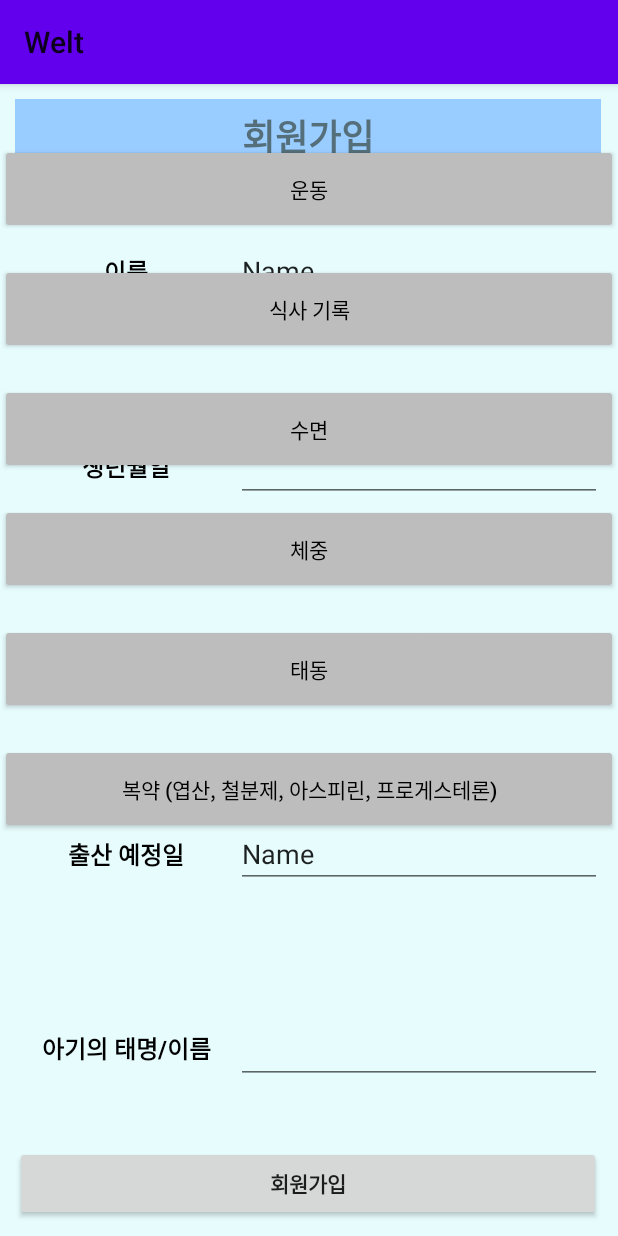
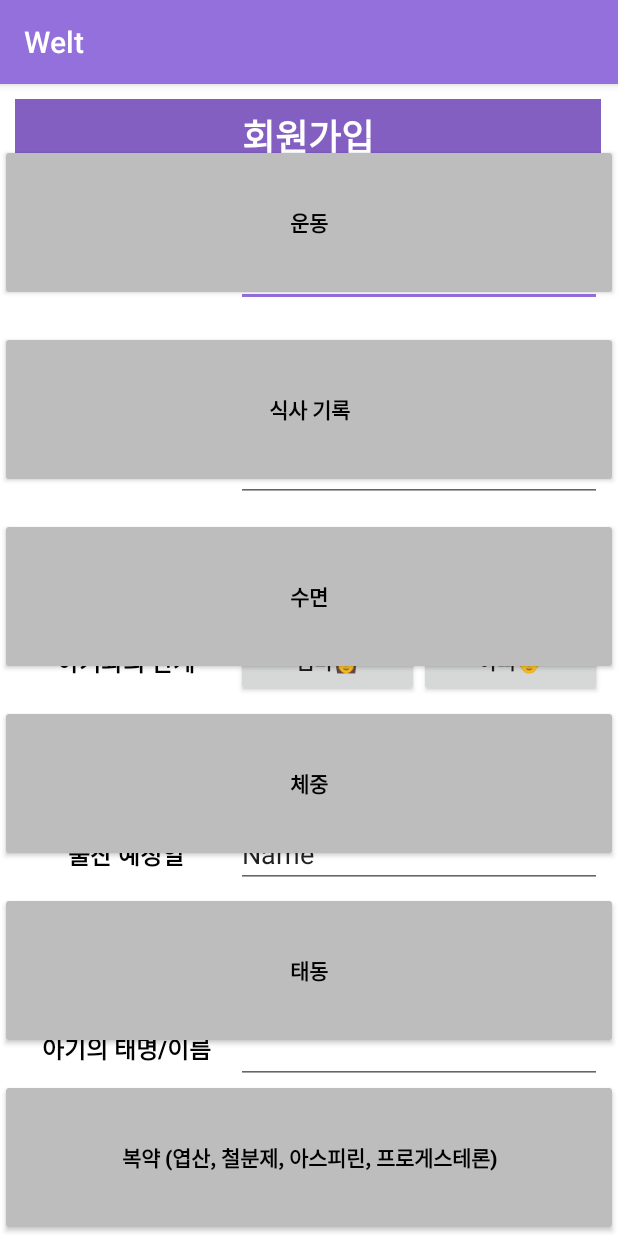
Before and after one commit to LeeSeunghyeeon/2021_IndustrialProject-2, an Android app: the fragment HealthFragment placed in its activity, on a phone screen of 412 x 824 dp. Run offline under Robolectric (Android 15) with nearby library versions, the phone set to English and light mode, and no system bars.

Commit message:
색상 변경

```diff
--- a/app/src/main/AndroidManifest.xml
+++ b/app/src/main/AndroidManifest.xml
@@ -8,7 +8,7 @@
         android:label="@string/app_name"
         android:roundIcon="@mipmap/ic_launcher_round"
         android:supportsRtl="true"
-        android:theme="@style/Theme.Welt">
+        android:theme="@style/AppTheme">
         <activity
             android:name=".MainActivity"
             android:exported="true" />
--- a/app/src/main/res/layout/activity_sing_up2.xml
+++ b/app/src/main/res/layout/activity_sing_up2.xml
@@ -4,7 +4,7 @@
     xmlns:tools="http://schemas.android.com/tools"
     android:layout_width="match_parent"
     android:layout_height="match_parent"
-    android:background="#CDE3FDFE"
+    android:background="#FFFFFF"
     tools:context=".SingUpActivity2">
 
 
@@ -32,10 +32,10 @@
                     android:layout_width="match_parent"
                     android:layout_height="50dp"
                     android:layout_span="3"
-                    android:background="#99CCFF"
+                    android:background="#825FC1"
                     android:gravity="center"
                     android:text="회원가입"
-                    android:textColor="#546E7A"
+                    android:textColor="#FFFFFF"
                     android:textSize="24sp"
                     android:textStyle="bold" />
             </TableRow>
--- a/app/src/main/res/layout/fragment_health.xml
+++ b/app/src/main/res/layout/fragment_health.xml
@@ -16,55 +16,67 @@
     <Button
         android:id="@+id/button1"
         android:layout_width="match_parent"
-        android:layout_height="60dp"
+        android:layout_height="0dp"
         android:layout_marginTop="40dp"
         android:layout_marginBottom="20dp"
+        android:layout_weight="1"
         android:backgroundTint="#BDBDBD"
         android:text="운동"
-        android:textColor="#000000" />
+        android:textColor="#000000"
+        android:textStyle="bold" />
 
     <Button
         android:id="@+id/button2"
         android:layout_width="match_parent"
-        android:layout_height="60dp"
+        android:layout_height="0dp"
+        android:layout_weight="1"
         android:layout_marginBottom="20dp"
         android:backgroundTint="#BDBDBD"
         android:text="식사 기록"
+        android:textStyle="bold"
         android:textColor="#000000" />
 
     <Button
         android:id="@+id/button3"
         android:layout_width="match_parent"
-        android:layout_height="60dp"
+        android:layout_height="0dp"
+        android:layout_weight="1"
         android:layout_marginBottom="20dp"
         android:backgroundTint="#BDBDBD"
         android:text="수면"
+        android:textStyle="bold"
         android:textColor="#000000" />
 
     <Button
         android:id="@+id/button4"
         android:layout_width="match_parent"
-        android:layout_height="60dp"
+        android:layout_height="0dp"
+        android:layout_weight="1"
         android:layout_marginBottom="20dp"
         android:backgroundTint="#BDBDBD"
         android:text="체중"
+        android:textStyle="bold"
         android:textColor="#000000" />
 
     <Button
         android:id="@+id/button5"
         android:layout_width="match_parent"
-        android:layout_height="60dp"
+        android:layout_height="0dp"
+        android:layout_weight="1"
         android:layout_marginBottom="20dp"
         android:backgroundTint="#BDBDBD"
         android:text="태동"
+        android:textStyle="bold"
         android:textColor="#000000" />
 
     <Button
         android:id="@+id/button6"
         android:layout_width="match_parent"
-        android:layout_height="60dp"
+        android:layout_height="0dp"
+        android:layout_weight="1"
         android:backgroundTint="#BDBDBD"
         android:text="복약 (엽산, 철분제, 아스피린, 프로게스테론)"
+        android:textStyle="bold"
         android:textColor="#000000" />
 
 </LinearLayout>
--- /dev/null
+++ b/app/src/main/res/values-v23/styles.xml
@@ -0,0 +1,10 @@
+<?xml version="1.0" encoding="utf-8"?>
+<resources>
+
+    <style name="AppTheme" parent="Theme.AppCompat.Light.DarkActionBar">
+        <item name="colorPrimary">#9370DB</item>
+        <item name="colorPrimaryDark">#6A5ACD</item>
+        <item name="colorAccent">#9370DB</item>
+
+    </style>
+</resources>
--- /dev/null
+++ b/app/src/main/res/values/styles.xml
@@ -0,0 +1,9 @@
+<?xml version="1.0" encoding="utf-8"?>
+<resources>
+    <style name="AppTheme" parent="Theme.AppCompat.Light.DarkActionBar">
+        <item name="colorPrimary">#FFFFFF</item>
+        <item name="colorPrimaryDark">@color/design_default_color_primary_dark</item>
+        <item name="colorAccent">#FFFFFF</item>
+
+    </style>
+</resources>
```
Also changed, not shown: app/src/main/res/layout/fragment_mission.xml (+9 -12 lines).
